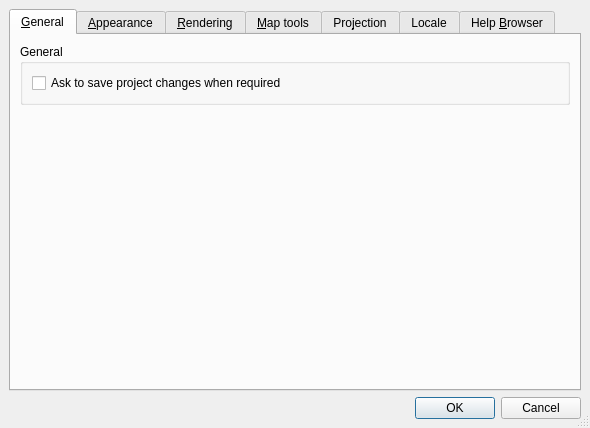
The window that branches/renderer/src/ui/qgsoptionsbase.ui (stopa85/Quantum-GIS) describes before a commit, drawn with Qt 5.
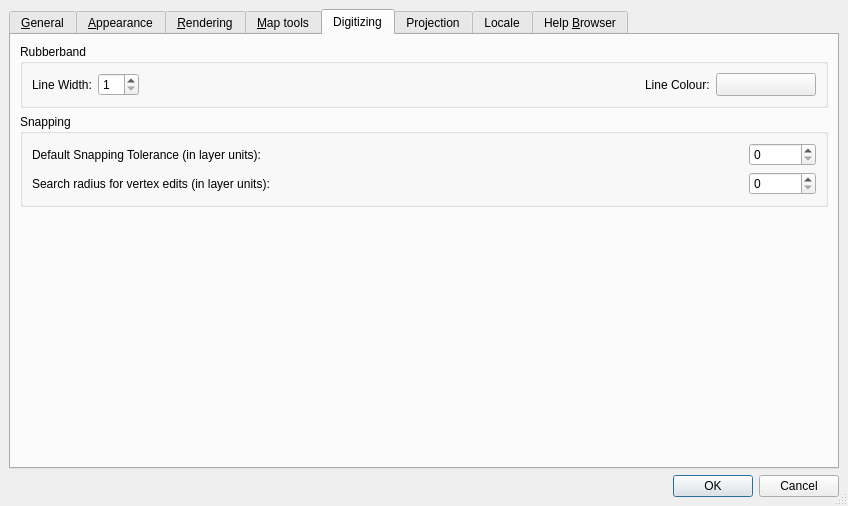
The same window after the commit. The open tabs and pages were chosen to show the change. Icons and pictures are not drawn. Custom widgets are drawn as their Qt base class.

What changed in the file:
```diff
--- a/branches/renderer/src/ui/qgsoptionsbase.ui
+++ b/branches/renderer/src/ui/qgsoptionsbase.ui
@@ -5,8 +5,8 @@
    <rect>
     <x>0</x>
     <y>0</y>
-    <width>590</width>
-    <height>428</height>
+    <width>848</width>
+    <height>506</height>
    </rect>
   </property>
   <property name="windowTitle" >
@@ -39,7 +39,7 @@
       </attribute>
       <layout class="QVBoxLayout" >
        <property name="margin" >
-        <number>9</number>
+        <number>11</number>
        </property>
        <property name="spacing" >
         <number>6</number>
@@ -51,7 +51,7 @@
          </property>
          <layout class="QVBoxLayout" >
           <property name="margin" >
-           <number>9</number>
+           <number>11</number>
           </property>
           <property name="spacing" >
            <number>6</number>
@@ -651,6 +651,208 @@
        </item>
       </layout>
      </widget>
+     <widget class="QWidget" name="tabDigitizing" >
+      <attribute name="title" >
+       <string>Digitizing</string>
+      </attribute>
+      <layout class="QGridLayout" >
+       <property name="margin" >
+        <number>9</number>
+       </property>
+       <property name="spacing" >
+        <number>6</number>
+       </property>
+       <item row="0" column="0" >
+        <widget class="QGroupBox" name="mRubberBandGroupBox" >
+         <property name="title" >
+          <string>Rubberband</string>
+         </property>
+         <layout class="QGridLayout" >
+          <property name="margin" >
+           <number>9</number>
+          </property>
+          <property name="spacing" >
+           <number>6</number>
+          </property>
+          <item row="0" column="0" >
+           <layout class="QHBoxLayout" >
+            <property name="margin" >
+             <number>0</number>
+            </property>
+            <property name="spacing" >
+             <number>6</number>
+            </property>
+            <item>
+             <widget class="QLabel" name="mLineWidthTextLabel" >
+              <property name="text" >
+               <string>Line Width:</string>
+              </property>
+              <property name="buddy" >
+               <cstring>mLineWidthSpinBox</cstring>
+              </property>
+             </widget>
+            </item>
+            <item>
+             <widget class="QSpinBox" name="mLineWidthSpinBox" >
+              <property name="toolTip" >
+               <string>Line width in pixels</string>
+              </property>
+              <property name="minimum" >
+               <number>1</number>
+              </property>
+             </widget>
+            </item>
+            <item>
+             <spacer>
+              <property name="orientation" >
+               <enum>Qt::Horizontal</enum>
+              </property>
+              <property name="sizeHint" >
+               <size>
+                <width>271</width>
+                <height>20</height>
+               </size>
+              </property>
+             </spacer>
+            </item>
+            <item>
+             <widget class="QLabel" name="mLineColourTextLabel" >
+              <property name="text" >
+               <string>Line Colour:</string>
+              </property>
+              <property name="buddy" >
+               <cstring>mLineColourToolButton</cstring>
+              </property>
+             </widget>
+            </item>
+            <item>
+             <widget class="QgsColorButton" name="mLineColourToolButton" >
+              <property name="minimumSize" >
+               <size>
+                <width>100</width>
+                <height>0</height>
+               </size>
+              </property>
+              <property name="text" >
+               <string/>
+              </property>
+             </widget>
+            </item>
+           </layout>
+          </item>
+         </layout>
+        </widget>
+       </item>
+       <item row="1" column="0" >
+        <widget class="QGroupBox" name="mSnappingGroupBox" >
+         <property name="title" >
+          <string>Snapping</string>
+         </property>
+         <layout class="QGridLayout" >
+          <property name="margin" >
+           <number>9</number>
+          </property>
+          <property name="spacing" >
+           <number>6</number>
+          </property>
+          <item row="0" column="0" >
+           <layout class="QHBoxLayout" >
+            <property name="margin" >
+             <number>0</number>
+            </property>
+            <property name="spacing" >
+             <number>6</number>
+            </property>
+            <item>
+             <widget class="QLabel" name="mDefaultSnappingToleranceTextLabel" >
+              <property name="text" >
+               <string>Default Snapping Tolerance (in layer units):</string>
+              </property>
+             </widget>
+            </item>
+            <item>
+             <spacer>
+              <property name="orientation" >
+               <enum>Qt::Horizontal</enum>
+              </property>
+              <property name="sizeHint" >
+               <size>
+                <width>241</width>
+                <height>20</height>
+               </size>
+              </property>
+             </spacer>
+            </item>
+            <item>
+             <widget class="QSpinBox" name="mDefaultSnappingToleranceSpinBox" >
+              <property name="maximum" >
+               <number>1000000000</number>
+              </property>
+             </widget>
+            </item>
+           </layout>
+          </item>
+          <item row="1" column="0" >
+           <layout class="QHBoxLayout" >
+            <property name="margin" >
+             <number>0</number>
+            </property>
+            <property name="spacing" >
+             <number>6</number>
+            </property>
+            <item>
+             <widget class="QLabel" name="mVertexSearchRadiusVertexEditLabel" >
+              <property name="text" >
+               <string>Search radius for vertex edits (in layer units):</string>
+              </property>
+             </widget>
+            </item>
+            <item>
+             <spacer>
+              <property name="orientation" >
+               <enum>Qt::Horizontal</enum>
+              </property>
+              <property name="sizeHint" >
+               <size>
+                <width>61</width>
+                <height>20</height>
+               </size>
+              </property>
+             </spacer>
+            </item>
+            <item>
+             <widget class="QSpinBox" name="mSearchRadiusVertexEditSpinBox" >
+              <property name="maximum" >
+               <number>1000000000</number>
+              </property>
+              <property name="minimum" >
+               <number>0</number>
+              </property>
+              <property name="value" >
+               <number>0</number>
+              </property>
+             </widget>
+            </item>
+           </layout>
+          </item>
+         </layout>
+        </widget>
+       </item>
+       <item row="2" column="0" >
+        <spacer>
+         <property name="orientation" >
+          <enum>Qt::Vertical</enum>
+         </property>
+         <property name="sizeHint" >
+          <size>
+           <width>20</width>
+           <height>171</height>
+          </size>
+         </property>
+        </spacer>
+       </item>
+      </layout>
+     </widget>
      <widget class="QWidget" name="tabProjection" >
       <attribute name="title" >
        <string>Pro&amp;jection</string>
```
Left out of the diff: 41 changed lines with no effect on the pictures.
